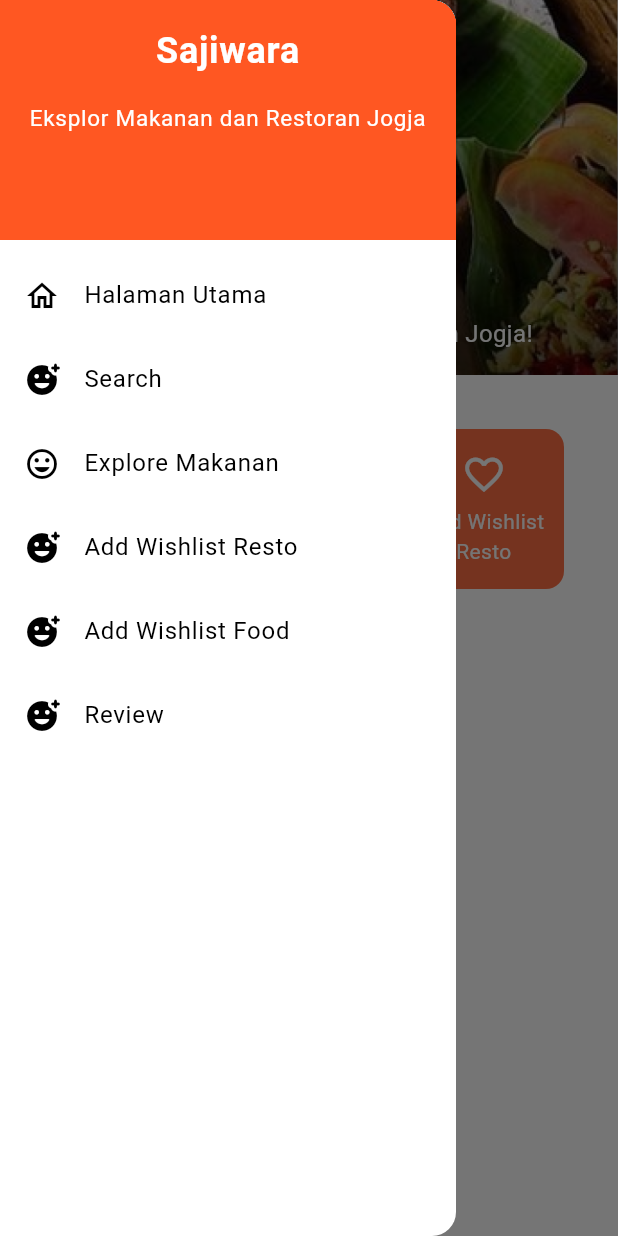
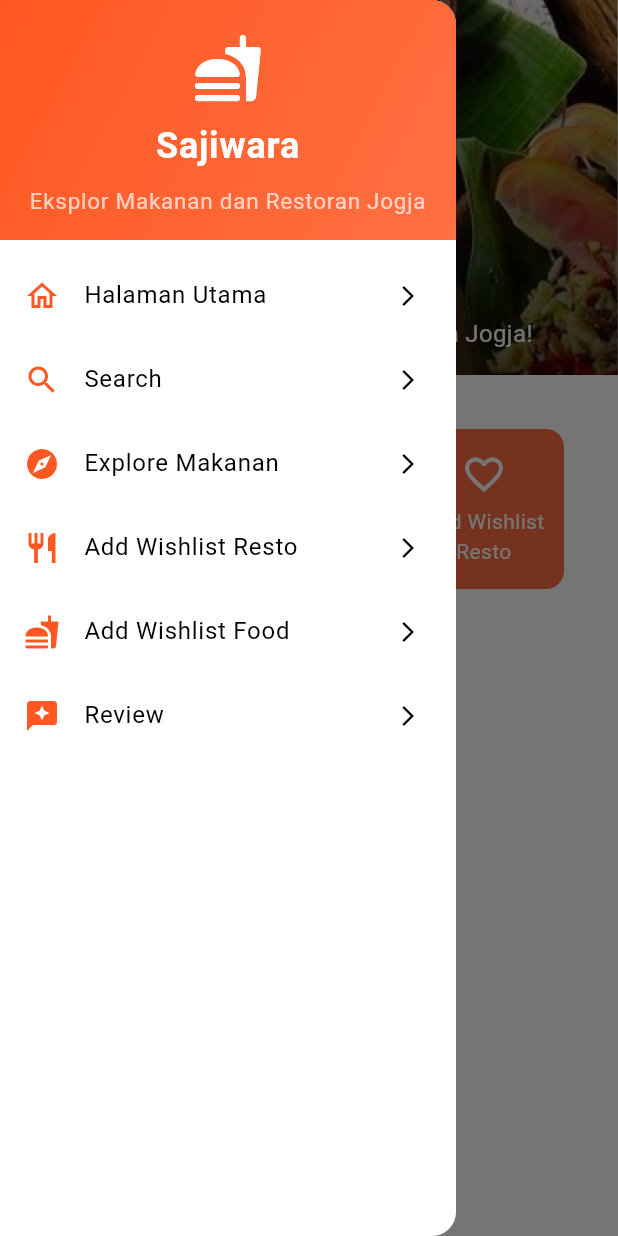
Before and after one commit to Sajiwara/sajiwara-mobile, a Flutter app: the screen it shows after launch, with the side drawer open, on a phone screen of 412 x 824 dp. Run offline on Flutter 3.47's test engine with Material 3 defaults, Android fonts, the phone set to English and light mode, and no system bars.

```diff
--- a/lib/widgets/left_drawer.dart
+++ b/lib/widgets/left_drawer.dart
@@ -1,10 +1,25 @@
 import 'package:flutter/material.dart';
-import 'package:sajiwara-mobile/screens/menu.dart';
-import 'package:sajiwara-mobile/screens/moodentry_form.dart';
-import 'package:sajiwara-mobile/screens/list_moodentry.dart';
+import 'package:sajiwara/screens/menu.dart';
+import 'package:sajiwara/wishlistresto/screens/menu_wishlistresto.dart';
+
+// TODO: Import semua inian kalian aja dah
 
 class LeftDrawer extends StatelessWidget {
   const LeftDrawer({super.key});
+
+  void _showSnackBar(BuildContext context, String message) {
+    ScaffoldMessenger.of(context).showSnackBar(
+      SnackBar(
+        content: Text(message),
+        duration: const Duration(seconds: 2),
+        behavior: SnackBarBehavior.floating,
+        backgroundColor: Colors.blueGrey,
+        shape: RoundedRectangleBorder(
+          borderRadius: BorderRadius.circular(8),
+        ),
+      ),
+    );
+  }
 
   @override
   Widget build(BuildContext context) {
@@ -13,10 +28,24 @@ class LeftDrawer extends StatelessWidget {
         children: [
           DrawerHeader(
             decoration: BoxDecoration(
-              color: Theme.of(context).colorScheme.primary,
+              gradient: LinearGradient(
+                colors: [
+                  Theme.of(context).colorScheme.primary,
+                  Theme.of(context).colorScheme.secondary,
+                ],
+                begin: Alignment.topLeft,
+                end: Alignment.bottomRight,
+              ),
             ),
             child: const Column(
+              mainAxisAlignment: MainAxisAlignment.center,
               children: [
+                Icon(
+                  Icons.fastfood_rounded,
+                  size: 48,
+                  color: Colors.white,
+                ),
+                SizedBox(height: 10),
                 Text(
                   'Sajiwara',
                   textAlign: TextAlign.center,
@@ -26,89 +55,89 @@ class LeftDrawer extends StatelessWidget {
                     color: Colors.white,
                   ),
                 ),
-                Padding(padding: EdgeInsets.all(8)),
+                SizedBox(height: 8),
                 Text(
                   "Eksplor Makanan dan Restoran Jogja",
                   textAlign: TextAlign.center,
                   style: TextStyle(
                     fontSize: 15,
-                    fontWeight: FontWeight.normal,
-                    color: Colors.white,
+                    color: Colors.white70,
                   ),
                 ),
               ],
             ),
           ),
-          ListTile(
-            leading: const Icon(Icons.home_outlined),
-            title: const Text('Halaman Utama'),
-            // Bagian redirection ke MyHomePage
+          _buildDrawerItem(
+            context,
+            icon: Icons.home_outlined,
+            text: 'Halaman Utama',
             onTap: () {
               Navigator.pushReplacement(
+                context,
+                MaterialPageRoute(builder: (context) => MyHomePage()),
+              );
+            },
+          ),
+          _buildDrawerItem(
+            context,
+            icon: Icons.search,
+            text: 'Search',
+            // TODO: masukkan routing
+            // NOTE INI BIAR JALAN!!
+            onTap: () => _showSnackBar(context, 'Menu Search ditekan'),
+          ),
+          _buildDrawerItem(
+            context,
+            icon: Icons.explore,
+            text: 'Explore Makanan',
+            // TODO: masukkan routing
+            // NOTE INI BIAR JALAN!!
+            onTap: () => _showSnackBar(context, 'Menu Explore Makanan ditekan'),
+          ),
+          _buildDrawerItem(
+            context,
+            icon: Icons.restaurant,
+            text: 'Add Wishlist Resto',
+            onTap: () {
+              Navigator.push(
                   context,
                   MaterialPageRoute(
-                    builder: (context) => MyHomePage(),
+                    builder: (context) => const WishlistResto(),
                   ));
             },
           ),
-          ListTile(
-            leading: const Icon(Icons.add_reaction_rounded),
-            title: const Text('Search'),
-            onTap: () {
-              // Route menu ke Search
-              Navigator.push(
-                context,
-                MaterialPageRoute(builder: (context) => const MoodEntryPage()),
-              );
-            },
+          _buildDrawerItem(
+            context,
+            icon: Icons.fastfood,
+            text: 'Add Wishlist Food',
+            // TODO: masukkan routing
+            // NOTE INI BIAR JALAN!!
+            onTap: () => _showSnackBar(context, 'Menu Wishlist Food ditekan'),
           ),
-          ListTile(
-            leading: const Icon(Icons.mood),
-            title: const Text('Explore Makanan'),
-            // Bagian redirection ke Explore Makanan
-            onTap: () {
-              Navigator.pushReplacement(
-                  context,
-                  MaterialPageRoute(
-                    builder: (context) => MoodEntryFormPage(),
-                  ));
-            },
-          ),
-          ListTile(
-            leading: const Icon(Icons.add_reaction_rounded),
-            title: const Text('Add Wishlist Resto'),
-            onTap: () {
-              // Route menu ke Wishlist Resto
-              Navigator.push(
-                context,
-                MaterialPageRoute(builder: (context) => const MoodEntryPage()),
-              );
-            },
-          ),
-          ListTile(
-            leading: const Icon(Icons.add_reaction_rounded),
-            title: const Text('Add Wishlist Food'),
-            onTap: () {
-              // Route menu ke Wishlist Food
-              Navigator.push(
-                context,
-                MaterialPageRoute(builder: (context) => const MoodEntryPage()),
-              );
-            },
-          ),
-          ListTile(
-            leading: const Icon(Icons.add_reaction_rounded),
-            title: const Text('Review'),
-            onTap: () {
-              // Route menu ke Review
-              Navigator.push(
-                context,
-                MaterialPageRoute(builder: (context) => const MoodEntryPage()),
-              );
-            },
+          _buildDrawerItem(
+            context,
+            icon: Icons.reviews,
+            text: 'Review',
+            // TODO: masukkan routing
+            // NOTE INI BIAR JALAN!!
+            onTap: () => _showSnackBar(context, 'Menu Review ditekan'),
           ),
         ],
       ),
     );
   }
+
+  Widget _buildDrawerItem(
+    BuildContext context, {
+    required IconData icon,
+    required String text,
+    required VoidCallback onTap,
+  }) {
+    return ListTile(
+      leading: Icon(icon, color: Theme.of(context).colorScheme.primary),
+      title: Text(text, style: TextStyle(fontSize: 16)),
+      onTap: onTap,
+      trailing: const Icon(Icons.arrow_forward_ios, size: 16),
+    );
+  }
 }
```
Also changed, not shown: lib/tipemakanan/edit_makanan.dart (added), lib/tipemakanan/makananlist.dart (added).
